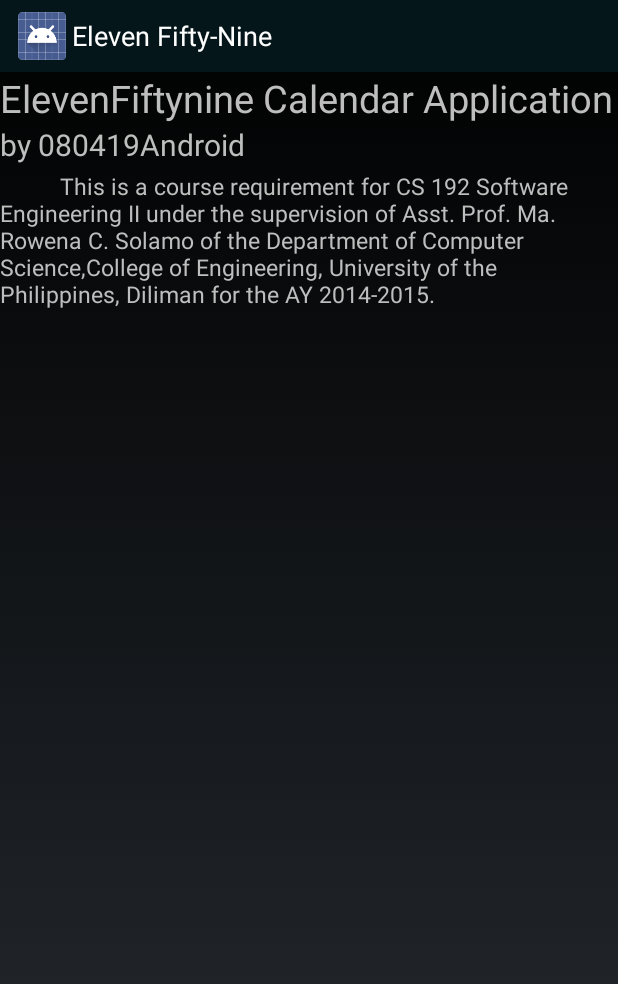
After one commit to 080419android/droidCal, an Android app: the layout activity_about.xml on its own in the app's theme, with its tools: preview values and no code run, on a phone screen of 412 x 824 dp. The commit adds this screen. Shown: the top 984 px of the screen. Run offline under Robolectric (Android 15) with nearby library versions, the phone set to English and light mode, and no system bars.

Commit message:
UI Changes
- Added About view w/ descriptions
- Reordered 'Edit' and 'Delete' in View Task
- Added 'Show Location' button to View Task
- Added 'Set Location' button to Add Task

```diff
--- a/ElevenFifty-Nine/app/src/main/java/com/droid080419/droid080419/elevenfifty_nine/CalendarViewActivity.java
+++ b/ElevenFifty-Nine/app/src/main/java/com/droid080419/droid080419/elevenfifty_nine/CalendarViewActivity.java
@@ -159,6 +159,12 @@ public class  CalendarViewActivity extends Activity {
                startActivity(intent);
           }
 
+          if(id == R.id.action_about){
+              Intent intent = new Intent(this,AboutActivity.class);
+              startActivity(intent);
+          }
+
+
           return super.onOptionsItemSelected(item);
      }
 
--- /dev/null
+++ b/ElevenFifty-Nine/app/src/main/res/layout/activity_about.xml
@@ -0,0 +1,38 @@
+<?xml version="1.0" encoding="utf-8"?>
+<LinearLayout xmlns:android="http://schemas.android.com/apk/res/android"
+    android:orientation="vertical" android:layout_width="match_parent"
+    android:layout_height="match_parent">
+
+    <TextView
+        android:layout_width="match_parent"
+        android:layout_height="wrap_content"
+        android:ems="15"
+        android:textSize="25dp"
+        android:id="@+id/about_app_name"
+        android:text="ElevenFiftynine Calendar Application"/>
+
+    <TextView
+        android:layout_width="match_parent"
+        android:layout_height="wrap_content"
+        android:ems="9"
+        android:textSize="20dp"
+        android:id="@+id/about_group_name"
+        android:text="by 080419Android"/>
+
+    <Space
+        android:layout_width="match_parent"
+        android:layout_height="3dp"
+        android:layout_gravity="center_horizontal"
+        android:background="#FFFFFF"/>
+
+    <TextView
+        android:layout_width="match_parent"
+        android:layout_height="wrap_content"
+        android:ems="10"
+        android:id="@+id/about_app_description"
+        android:text="
+
+        This is a course requirement for CS 192 Software Engineering II under the supervision of Asst. Prof. Ma. Rowena C. Solamo of the Department of Computer Science,College of Engineering, University of the Philippines, Diliman for the AY 2014-2015."
+        android:textSize="15dp" />
+
+</LinearLayout>
--- a/ElevenFifty-Nine/app/src/main/res/menu/menu_calendar_view.xml
+++ b/ElevenFifty-Nine/app/src/main/res/menu/menu_calendar_view.xml
@@ -13,4 +13,8 @@
            android:orderInCategory="100"
            app:showAsAction="never"/>
 
+    <item android:id="@+id/action_about"
+        android:title="About"/>
+
+
 </menu>
--- a/ElevenFifty-Nine/app/src/main/res/values/strings.xml
+++ b/ElevenFifty-Nine/app/src/main/res/values/strings.xml
@@ -17,5 +17,6 @@
     <string name="action_add">Add Event</string>
     <string name="title_activity_month_calendar_activtity">MonthCalendarActivtity</string>
     <string name="title_activity_test_map_activity2">Map</string>
+    <string name="title_activity_about">AboutActivity</string>
 
 </resources>
```
Also changed, not shown: ElevenFifty-Nine/app/src/main/AndroidManifest.xml (+19 -12 lines), ElevenFifty-Nine/app/src/main/java/com/droid080419/droid080419/elevenfifty_nine/AboutActivity.java (added, +39 -0 lines), ElevenFifty-Nine/app/src/main/res/layout/activity_alt_add_task.xml (+10 -0 lines), ElevenFifty-Nine/app/src/main/res/layout/activity_view_task.xml (+12 -3 lines), ElevenFifty-Nine/app/src/main/res/layout/event_line_view.xml (+14 -0 lines), ElevenFifty-Nine/app/src/main/res/menu/menu_about.xml (added, +7 -0 lines).
